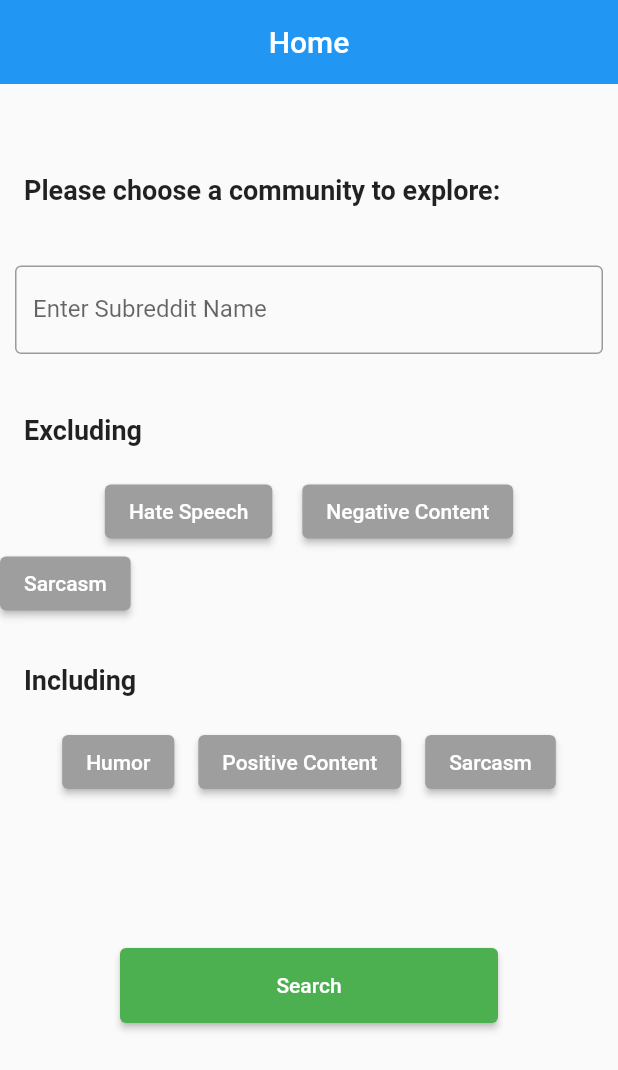
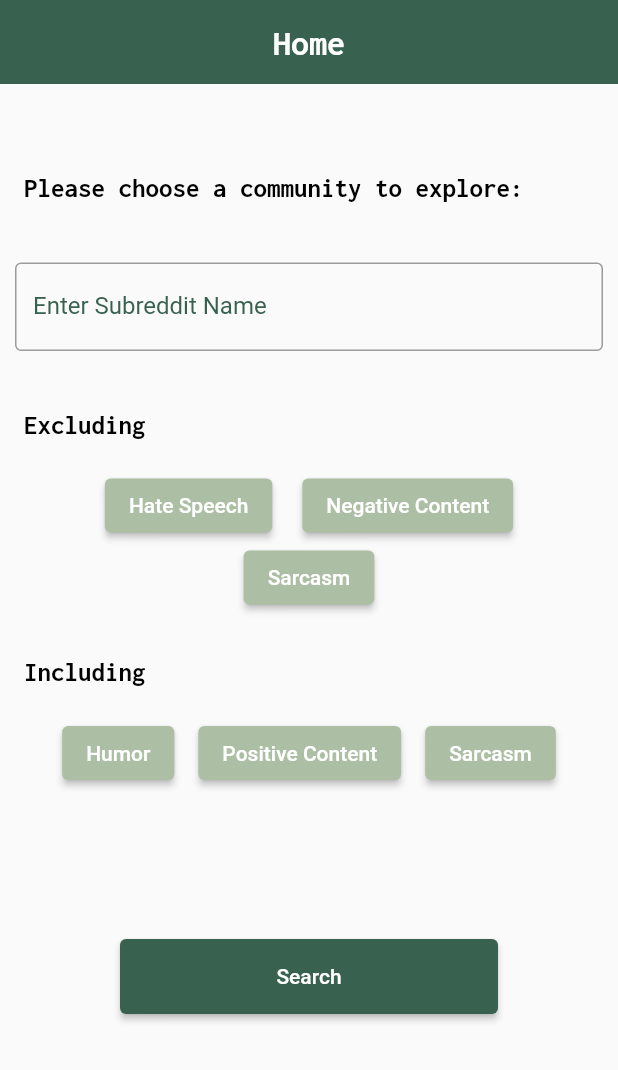
Before and after one commit to maria-raluca-st/filter101, a Flutter app: the _HomePageContent screen opened directly, on a phone screen of 412 x 824 dp. Shown: the top 1070 px of the screen. Run offline on Flutter 3.47's test engine with Material 2 defaults, Android fonts, the phone set to English and light mode, and no system bars; our stand-ins replace bloc, firebase_auth, firebase_core, flutter_bloc, flutter_svg, freezed_annotation and 2 more; missing offline and left inert: tflite_flutter_helper_plus; accounts and stored records are empty; project files that could hold a hidden picture were left out.

```diff
--- a/lib/features/home/presentation/page/home.dart
+++ b/lib/features/home/presentation/page/home.dart
@@ -613,6 +613,8 @@ import 'package:filter101/routes.dart';
 import 'package:flutter/material.dart';
 import 'package:flutter_bloc/flutter_bloc.dart';
 
+import '../../../../constants/colour.dart';
+import '../../../../constants/text_style.dart';
 import '../../../search_screen/search_screen.dart';
 
 class HomePage extends StatelessWidget {
@@ -668,7 +670,15 @@ class _HomePageContentState extends State<_HomePageContent> {
         child: Scaffold(
           appBar: AppBar(
             leading: SizedBox(),
-            title: const Text('Home'),
+            title: Text(
+              'Home',
+              style: TextStyles.heading(
+                color: Colour.white,
+                fontSize: 24.0,
+                fontWeight: FontWeight.bold,
+              ),
+            ),
+            backgroundColor: Colour.hunterGreen,
             centerTitle: true,
             elevation: 0,
           ),
@@ -676,7 +686,8 @@ class _HomePageContentState extends State<_HomePageContent> {
             builder: (context, state) {
               var subredditName = searchBloc.subredditName ?? '';
 
-              return Column(
+              return SingleChildScrollView(
+                child: Column(
                   crossAxisAlignment: CrossAxisAlignment.stretch,
                   children: [
                     const SizedBox(height: 60),
@@ -684,9 +695,9 @@ class _HomePageContentState extends State<_HomePageContent> {
                       padding: const EdgeInsets.symmetric(horizontal: 16.0),
                       child: Text(
                         'Please choose a community to explore: ',
-                      style: const TextStyle(
-                        fontSize: 18.0,
+                        style: TextStyles.subheading(
                           fontWeight: FontWeight.bold,
+                          fontSize: 18,
                         ),
                       ),
                     ),
@@ -704,7 +715,13 @@ class _HomePageContentState extends State<_HomePageContent> {
                         },
                         decoration: const InputDecoration(
                           labelText: 'Enter Subreddit Name',
-                        border: OutlineInputBorder(),
+                          border: OutlineInputBorder(
+                            borderSide: BorderSide(color: Colour.hunterGreen),
+                          ),
+                          focusedBorder: OutlineInputBorder(
+                            borderSide: BorderSide(color: Colour.hunterGreen),
+                          ),
+                          labelStyle: TextStyle(color: Colour.hunterGreen),
                         ),
                       ),
                     ),
@@ -714,11 +731,11 @@ class _HomePageContentState extends State<_HomePageContent> {
                       children: [
                         Padding(
                           padding: const EdgeInsets.symmetric(horizontal: 16.0),
-                        child: const Text(
+                          child: Text(
                             'Excluding',
-                          style: TextStyle(
-                            fontSize: 18.0,
+                            style: TextStyles.heading(
                               fontWeight: FontWeight.bold,
+                              fontSize: 18,
                             ),
                           ),
                         ),
@@ -745,8 +762,8 @@ class _HomePageContentState extends State<_HomePageContent> {
                                 },
                                 style: ElevatedButton.styleFrom(
                                   primary: hateSpeechSelected
-                                    ? Colors.green
-                                    : Colors.grey,
+                                      ? Colour.hunterGreen
+                                      : Colour.ashGray,
                                 ),
                                 child: const Text('Hate Speech'),
                               ),
@@ -759,7 +776,8 @@ class _HomePageContentState extends State<_HomePageContent> {
                                     searchBloc.add(
                                       SelectCategoryEvent(
                                         category: 'negativeContent',
-                                      selected: !searchBloc.selectedCategories[
+                                        selected:
+                                            !searchBloc.selectedCategories[
                                                 'negativeContent']!,
                                       ),
                                     );
@@ -767,15 +785,16 @@ class _HomePageContentState extends State<_HomePageContent> {
                                 },
                                 style: ElevatedButton.styleFrom(
                                   primary: negativeContentSelected
-                                    ? Colors.green
-                                    : Colors.grey,
+                                      ? Colour.hunterGreen
+                                      : Colour.ashGray,
                                 ),
                                 child: const Text('Negative Content'),
                               ),
                             ],
                           ),
                         ),
-                      ElevatedButton(
+                        Center(
+                          child: ElevatedButton(
                             onPressed: () {
                               setState(() {
                                 sarcasmExcludingSelected =
@@ -783,18 +802,19 @@ class _HomePageContentState extends State<_HomePageContent> {
                                 searchBloc.add(
                                   SelectCategoryEvent(
                                     category: 'sarcasmExcluding',
-                                selected: !searchBloc
-                                    .selectedCategories['sarcasmExcluding']!,
+                                    selected: !searchBloc.selectedCategories[
+                                        'sarcasmExcluding']!,
                                   ),
                                 );
                               });
                             },
                             style: ElevatedButton.styleFrom(
                               primary: sarcasmExcludingSelected
-                              ? Colors.green
-                              : Colors.grey,
+                                  ? Colour.hunterGreen
+                                  : Colour.ashGray,
                             ),
                             child: const Text('Sarcasm'),
+                          ),
                         ),
                       ],
                     ),
@@ -804,11 +824,11 @@ class _HomePageContentState extends State<_HomePageContent> {
                       children: [
                         Padding(
                           padding: const EdgeInsets.symmetric(horizontal: 16.0),
-                        child: const Text(
+                          child: Text(
                             'Including',
-                          style: TextStyle(
-                            fontSize: 18.0,
+                            style: TextStyles.heading(
                               fontWeight: FontWeight.bold,
+                              fontSize: 18,
                             ),
                           ),
                         ),
@@ -832,8 +852,9 @@ class _HomePageContentState extends State<_HomePageContent> {
                                   });
                                 },
                                 style: ElevatedButton.styleFrom(
-                                primary:
-                                    humorSelected ? Colors.green : Colors.grey,
+                                  primary: humorSelected
+                                      ? Colour.hunterGreen
+                                      : Colour.ashGray,
                                 ),
                                 child: const Text('Humor'),
                               ),
@@ -846,7 +867,8 @@ class _HomePageContentState extends State<_HomePageContent> {
                                     searchBloc.add(
                                       SelectCategoryEvent(
                                         category: 'positiveContent',
-                                      selected: !searchBloc.selectedCategories[
+                                        selected:
+                                            !searchBloc.selectedCategories[
                                                 'positiveContent']!,
                                       ),
                                     );
@@ -856,8 +878,8 @@ class _HomePageContentState extends State<_HomePageContent> {
                                 },
                                 style: ElevatedButton.styleFrom(
                                   primary: positiveContentSelected
-                                    ? Colors.green
-                                    : Colors.grey,
+                                      ? Colour.hunterGreen
+                                      : Colour.ashGray,
                                 ),
                                 child: const Text('Positive Content'),
                               ),
@@ -870,7 +892,8 @@ class _HomePageContentState extends State<_HomePageContent> {
                                     searchBloc.add(
                                       SelectCategoryEvent(
                                         category: 'sarcasmIncluding',
-                                      selected: !searchBloc.selectedCategories[
+                                        selected:
+                                            !searchBloc.selectedCategories[
                                                 'sarcasmIncluding']!,
                                       ),
                                     );
@@ -881,8 +904,8 @@ class _HomePageContentState extends State<_HomePageContent> {
                                 },
                                 style: ElevatedButton.styleFrom(
                                   primary: sarcasmIncludingSelected
-                                    ? Colors.green
-                                    : Colors.grey,
+                                      ? Colour.hunterGreen
+                                      : Colour.ashGray,
                                 ),
                                 child: const Text('Sarcasm'),
                               ),
@@ -904,7 +927,8 @@ class _HomePageContentState extends State<_HomePageContent> {
                             searchBloc.add(ChangeSubredditEvent(
                                 subreddit: _subredditController.text));
 
-                          searchBloc.add(SearchEvent.fetchData(subredditName));
+                            searchBloc
+                                .add(SearchEvent.fetchData(subredditName));
                             Navigator.push(
                               context,
                               MaterialPageRoute(
@@ -915,7 +939,7 @@ class _HomePageContentState extends State<_HomePageContent> {
                             );
                           },
                           style: ElevatedButton.styleFrom(
-                          primary: Colors.green,
+                            primary: Colour.hunterGreen,
                           ),
                           child: const Text(
                             'Search',
@@ -925,6 +949,7 @@ class _HomePageContentState extends State<_HomePageContent> {
                       ),
                     ),
                   ],
+                ),
               );
             },
           ),
--- a/lib/features/search_screen/search_screen.dart
+++ b/lib/features/search_screen/search_screen.dart
@@ -201,7 +201,7 @@ class SearchScreen extends StatelessWidget {
                       final post = posts[index];
                       return ListTile(
                         title: Text(post.title),
-                        subtitle: Text(post.subreddit),
+                        // subtitle: Text(post.subreddit),
                       );
                     },
                   ),
```
Also changed, not shown: lib/data/post.dart (+8 -4 lines), lib/network/reddit_service.dart (+70 -13 lines), pubspec.lock, 1 other file. Lines whose indentation alone changed are shown as unchanged.
